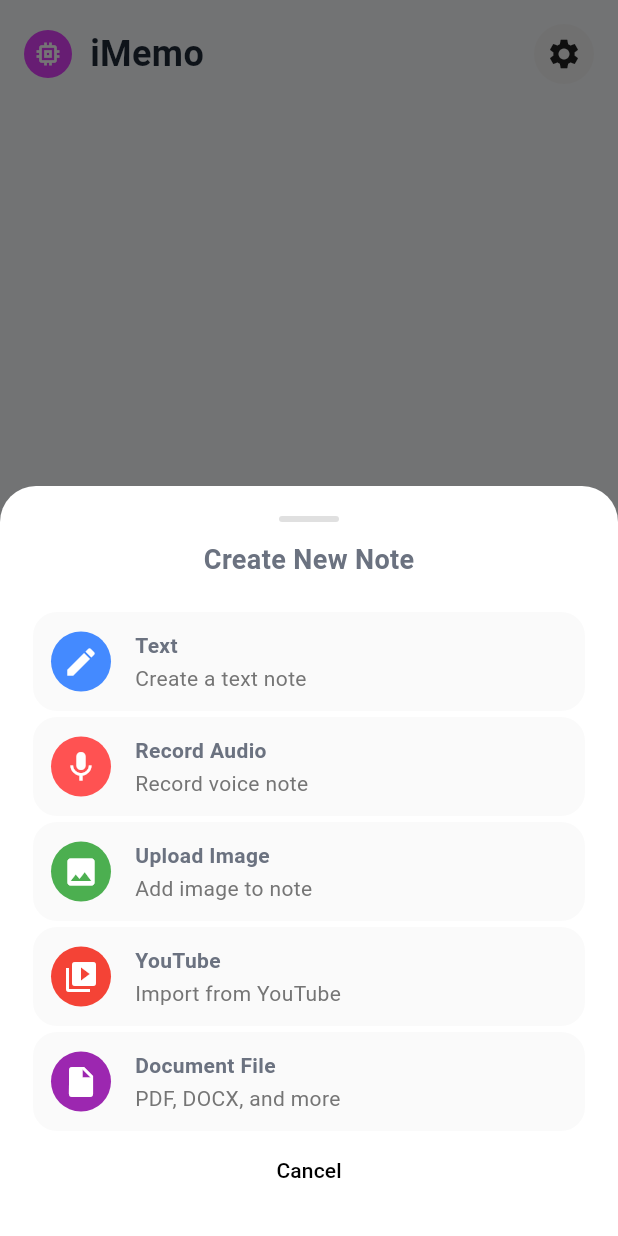
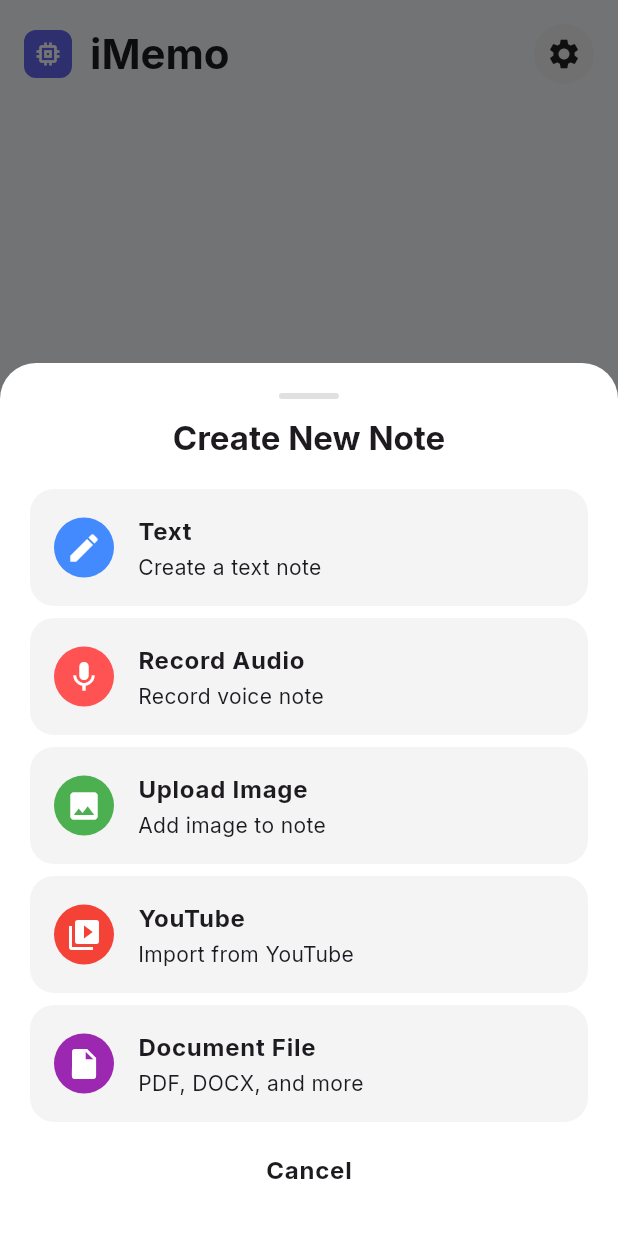
Before and after one commit to ketchstudio/ai-memo-app, a Flutter app: the screen it shows after launch, after a tap on the "add" icon, on a phone screen of 412 x 824 dp. Run offline on Flutter 3.47's test engine with Material 3 defaults, Android fonts, the phone set to English and light mode, and no system bars; our stand-ins replace firebase_core, flutter_dotenv, get_it, go_router, google_fonts, supabase_flutter; accounts and stored records are empty.

Commit message:
Feat: integrate Google Fonts and implement text note creation dialog; enhance theming and text styles (#6)

```diff
--- a/lib/ana_app.dart
+++ b/lib/ana_app.dart
@@ -1,6 +1,7 @@
 import 'package:ana_flutter/presentation/routers/app_router.dart';
 import 'package:ana_flutter/presentation/theme/app_colors.dart';
 import 'package:flutter/material.dart';
+import 'package:google_fonts/google_fonts.dart';
 
 class AnaApp extends StatelessWidget {
   const AnaApp({super.key});
@@ -9,7 +10,9 @@ class AnaApp extends StatelessWidget {
   Widget build(BuildContext context) {
     return MaterialApp.router(
       title: 'ANA',
-      theme: lightTheme,
+      theme: lightTheme.copyWith(textTheme: GoogleFonts.interTextTheme()),
+      darkTheme: ThemeData.dark(useMaterial3: true), // Dark mode theme
+      themeMode: ThemeMode.system, // Use system setting
       routerConfig: appRouter,
     );
   }
--- a/lib/presentation/home/action/note_create_option_bottomsheet.dart
+++ b/lib/presentation/home/action/note_create_option_bottomsheet.dart
@@ -1,14 +1,17 @@
+import 'package:ana_flutter/presentation/theme/app_text_styles.dart';
 import 'package:flutter/material.dart';
 
 import 'note_create_option.dart';
 
-void showNoteCreateOptionBottomSheet(BuildContext context) {
+void showNoteCreateOptionBottomSheet(
+  BuildContext context,
+  Function(NoteOption option) onOptionSelected,
+) {
   showModalBottomSheet(
     context: context,
     shape: RoundedRectangleBorder(
       borderRadius: BorderRadius.vertical(top: Radius.circular(24)),
     ),
-    backgroundColor: Colors.white,
     isScrollControlled: true,
     builder: (context) => Padding(
       padding: const EdgeInsets.all(20),
@@ -26,17 +29,28 @@ void showNoteCreateOptionBottomSheet(BuildContext context) {
           ),
           Text(
             'Create New Note',
-            style: TextStyle(fontSize: 18, fontWeight: FontWeight.bold),
+            style: AppTextStyles.titleLarge(
+              context,
+            ).withFontWeight(FontWeight.bold),
           ),
           SizedBox(height: 20),
           ...NoteOption.values.map(
-            (option) => _buildOption(option, () {
-              Navigator.pop(context);
-            }),
+            (option) => _buildOption(
+              context: context,
+              option: option,
+              onTap: () {
+                onOptionSelected(option);
+              },
+            ),
           ),
           TextButton(
             onPressed: () => Navigator.pop(context),
-            child: Text('Cancel', style: TextStyle(color: Colors.black)),
+            child: Text(
+              'Cancel',
+              style: AppTextStyles.bodyLarge(
+                context,
+              ).withFontWeight(FontWeight.bold),
+            ),
           ),
         ],
       ),
@@ -44,17 +58,22 @@ void showNoteCreateOptionBottomSheet(BuildContext context) {
   );
 }
 
-Widget _buildOption(NoteOption option, VoidCallback onTap) {
-  return InkWell(
+Widget _buildOption({
+  required BuildContext context,
+  required NoteOption option,
+  required VoidCallback onTap,
+}) {
+  return Container(
+    margin: EdgeInsets.only(bottom: 8),
+    decoration: BoxDecoration(
+      color: Theme.of(context).colorScheme.onSurface.withValues(alpha: 0.05),
+      borderRadius: BorderRadius.circular(16),
+    ),
+    child: InkWell(
       onTap: onTap,
       borderRadius: BorderRadius.circular(18),
       child: Container(
-      margin: EdgeInsets.all(2),
-      padding: EdgeInsets.all(12),
-      decoration: BoxDecoration(
-        color: Colors.grey[50],
-        borderRadius: BorderRadius.circular(16),
-      ),
+        padding: EdgeInsets.all(16),
         child: Row(
           children: [
             CircleAvatar(
@@ -65,13 +84,19 @@ Widget _buildOption(NoteOption option, VoidCallback onTap) {
             Column(
               crossAxisAlignment: CrossAxisAlignment.start,
               children: [
-              Text(option.title, style: TextStyle(fontWeight: FontWeight.w600)),
+                Text(
+                  option.title,
+                  style: AppTextStyles.bodyLarge(
+                    context,
+                  ).withFontWeight(FontWeight.bold),
+                ),
                 SizedBox(height: 2),
-              Text(option.subtitle, style: TextStyle(color: Colors.grey[600])),
+                Text(option.subtitle, style: AppTextStyles.bodyMedium(context)),
               ],
             ),
           ],
         ),
       ),
+    ),
   );
 }
--- a/lib/presentation/home/home_app_bar.dart
+++ b/lib/presentation/home/home_app_bar.dart
@@ -1,4 +1,4 @@
-import 'package:ana_flutter/presentation/theme/app_colors.dart';
+import 'package:ana_flutter/presentation/theme/app_text_styles.dart';
 import 'package:flutter/material.dart';
 
 class MainAppBar extends StatelessWidget implements PreferredSizeWidget {
@@ -18,8 +18,8 @@ class MainAppBar extends StatelessWidget implements PreferredSizeWidget {
               width: 32,
               height: 32,
               decoration: BoxDecoration(
-                color: Colors.purpleAccent,
-                borderRadius: BorderRadius.circular(16),
+                color: Theme.of(context).colorScheme.primary,
+                borderRadius: BorderRadius.circular(8),
               ),
               child: Icon(
                 size: 20,
@@ -34,11 +34,9 @@ class MainAppBar extends StatelessWidget implements PreferredSizeWidget {
             Expanded(
               child: Text(
                 'iMemo',
-                style: TextStyle(
-                  fontSize: 24,
-                  fontWeight: FontWeight.bold,
-                  color: AppColors.dark,
-                ),
+                style: AppTextStyles.headlineMedium(
+                  context,
+                ).withFontWeight(FontWeight.bold),
               ),
             ),
 
--- a/lib/presentation/home/home_screen.dart
+++ b/lib/presentation/home/home_screen.dart
@@ -1,3 +1,4 @@
+import 'package:ana_flutter/presentation/home/create_from_text/create_from_text.dart';
 import 'package:ana_flutter/presentation/home/home_main_action.dart';
 import 'package:ana_flutter/presentation/routers/app_router_contract.dart';
 import 'package:flutter/material.dart';
@@ -26,7 +27,10 @@ class _HomeScreenState extends State<HomeScreen> {
             Align(
               alignment: Alignment.bottomCenter,
               child: HomeMainAction(
-                onAddTap: () => showNoteCreateOptionBottomSheet(context),
+                onAddTap: () =>
+                    showNoteCreateOptionBottomSheet(context, (option) {
+                      showCreateTextNoteDialog(context);
+                    }),
                 onMindMapTap: () => context.push(AppRoute.mindMap.path),
                 onExploreTap: () => context.push(AppRoute.explore.path),
               ),
--- /dev/null
+++ b/lib/presentation/theme/app_text_styles.dart
@@ -0,0 +1,54 @@
+import 'package:flutter/material.dart';
+
+class AppTextStyles {
+  static TextStyle displayLarge(BuildContext context) =>
+      Theme.of(context).textTheme.displayLarge!;
+
+  static TextStyle displayMedium(BuildContext context) =>
+      Theme.of(context).textTheme.displayMedium!;
+
+  static TextStyle displaySmall(BuildContext context) =>
+      Theme.of(context).textTheme.displaySmall!;
+
+  static TextStyle headlineLarge(BuildContext context) =>
+      Theme.of(context).textTheme.headlineLarge!;
+
+  static TextStyle headlineMedium(BuildContext context) =>
+      Theme.of(context).textTheme.headlineMedium!;
+
+  static TextStyle headlineSmall(BuildContext context) =>
+      Theme.of(context).textTheme.headlineSmall!;
+
+  static TextStyle titleLarge(BuildContext context) =>
+      Theme.of(context).textTheme.titleLarge!;
+
+  static TextStyle titleMedium(BuildContext context) =>
+      Theme.of(context).textTheme.titleMedium!;
+
+  static TextStyle titleSmall(BuildContext context) =>
+      Theme.of(context).textTheme.titleSmall!;
+
+  static TextStyle bodyLarge(BuildContext context) =>
+      Theme.of(context).textTheme.bodyLarge!;
+
+  static TextStyle bodyMedium(BuildContext context) =>
+      Theme.of(context).textTheme.bodyMedium!;
+
+  static TextStyle bodySmall(BuildContext context) =>
+      Theme.of(context).textTheme.bodySmall!;
+
+  static TextStyle labelLarge(BuildContext context) =>
+      Theme.of(context).textTheme.labelLarge!;
+
+  static TextStyle labelMedium(BuildContext context) =>
+      Theme.of(context).textTheme.labelMedium!;
+
+  static TextStyle labelSmall(BuildContext context) =>
+      Theme.of(context).textTheme.labelSmall!;
+}
+
+extension FontWeightExtension on TextStyle {
+  TextStyle withFontWeight(FontWeight weight) {
+    return copyWith(fontWeight: weight);
+  }
+}
--- a/pubspec.yaml
+++ b/pubspec.yaml
@@ -50,6 +50,7 @@ dependencies:
   get_it: ^8.0.3
   flutter_dotenv: ^5.2.1
   firebase_core: ^3.15.1
+  google_fonts: ^6.2.1
 
 dev_dependencies:
   flutter_test:
```
Also changed, not shown: lib/presentation/home/create_from_text/create_from_text.dart (added, +120 -0 lines), pubspec.lock. Lines whose indentation alone changed are shown as unchanged.
